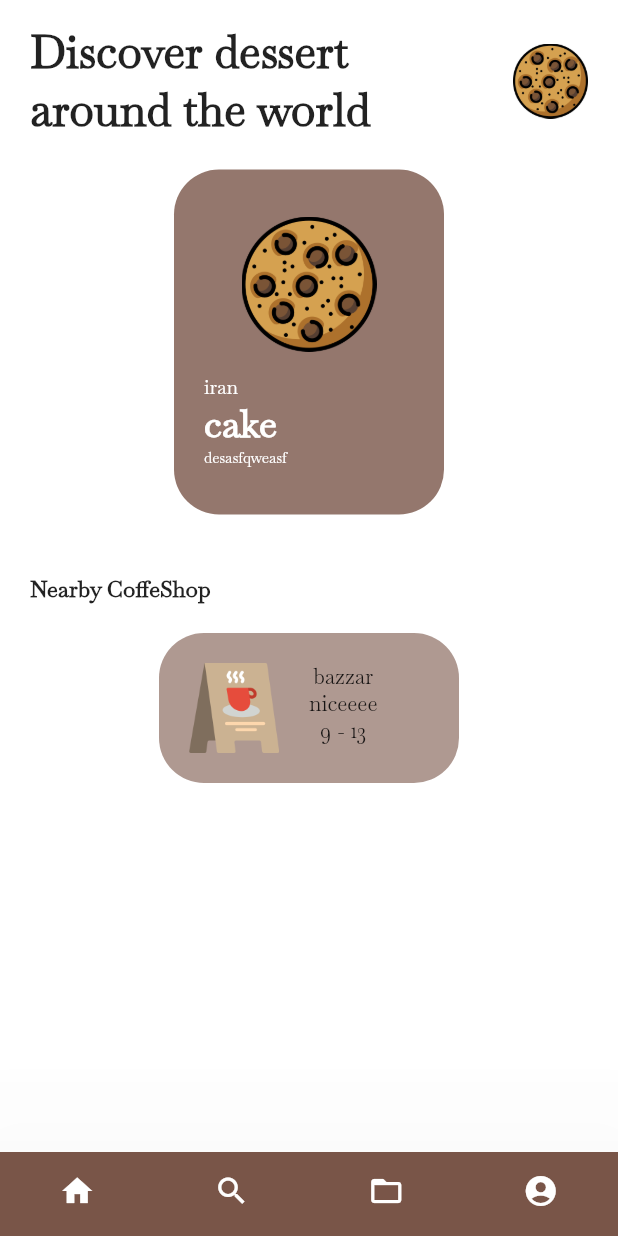
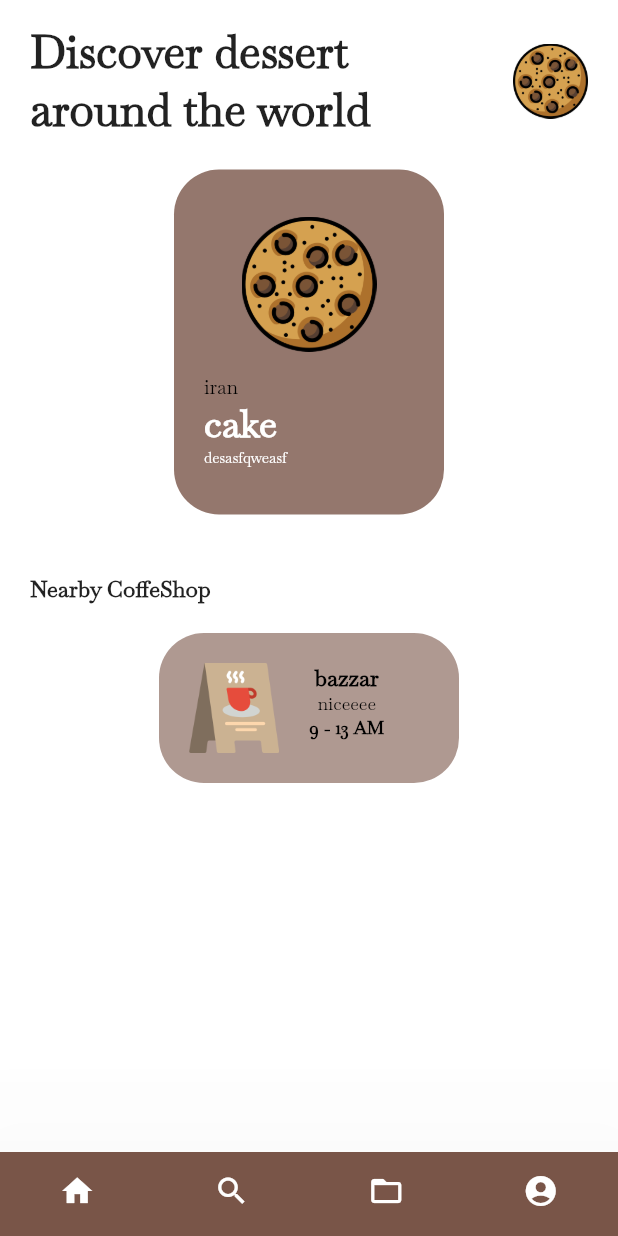
Before and after one commit to mahmoud-eslami/dessert_time, a Flutter app: the screen it shows after launch, on a phone screen of 412 x 824 dp. Run offline on Flutter 3.47's test engine with Material 2 defaults, Android fonts, the phone set to English and light mode, and no system bars; our stand-ins replace bloc, equatable, flutter_bloc.

```diff
--- a/lib/pages/home.dart
+++ b/lib/pages/home.dart
@@ -73,7 +73,7 @@ class _HomeState extends State<Home> {
                     image: 'assets/images/cafe.png',
                     shopName: 'bazzar',
                     description: 'niceeee',
-                    openTime: '9 - 13',
+                    openTime: '9 - 13 AM',
                   )
                 ],
               ),
@@ -117,9 +117,27 @@ class ShopItem extends StatelessWidget {
             ),
             Column(
               children: <Widget>[
-                Text(shopName),
-                Text(description),
-                Text(openTime),
+                Text(
+                  shopName,
+                  style: TextStyle(
+                      color: Colors.black,
+                      fontSize: 15,
+                      fontWeight: FontWeight.bold),
+                ),
+                Text(
+                  description,
+                  style: TextStyle(
+                      color: Colors.black,
+                      fontSize: 12,
+                      fontWeight: FontWeight.w300),
+                ),
+                Text(
+                  openTime,
+                  style: TextStyle(
+                      color: Colors.black,
+                      fontSize: 12,
+                      fontWeight: FontWeight.w900),
+                ),
               ],
             )
           ],
@@ -164,7 +182,7 @@ class DessertItem extends StatelessWidget {
             Text(
               country,
               style: TextStyle(
-                  color: Colors.white,
+                  color: Colors.black,
                   fontSize: 13,
                   fontWeight: FontWeight.w500),
             ),
```
